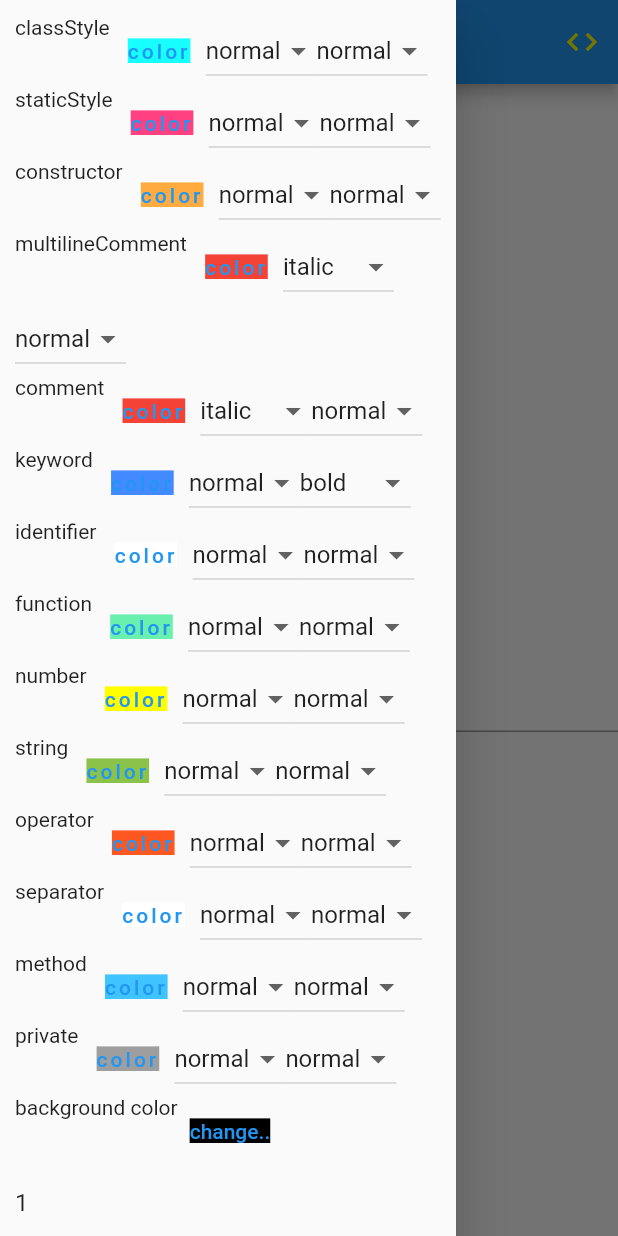
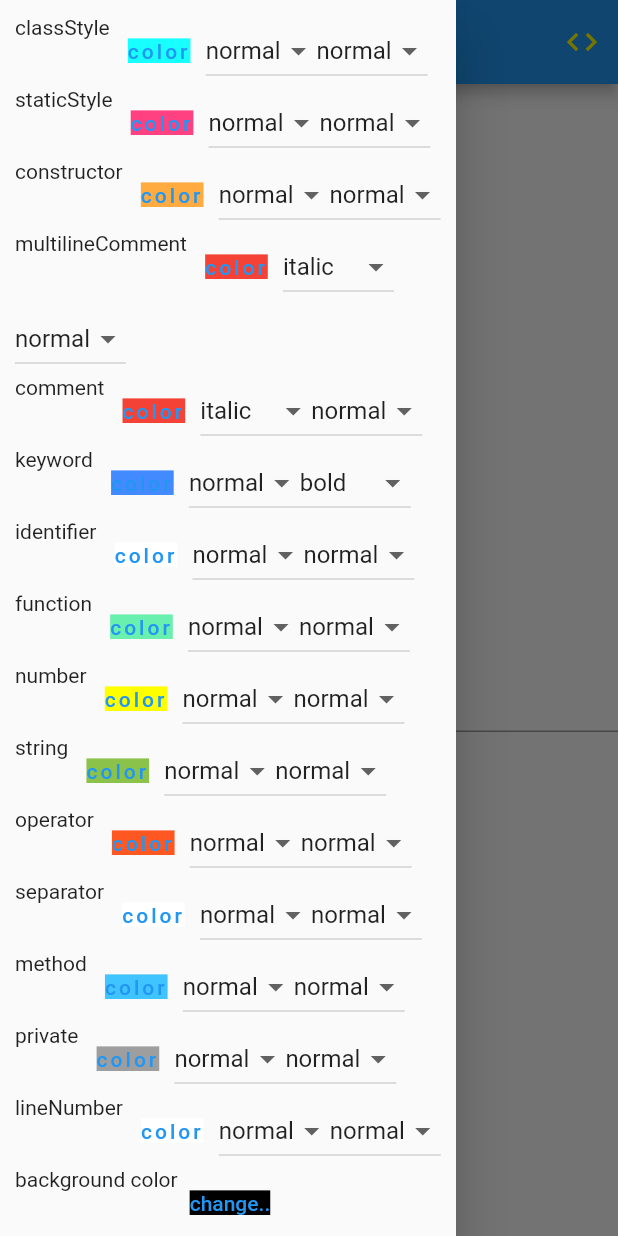
Before and after one commit to ssrajputtheboss/any_syntax_highlighter, a Flutter app: the screen it shows after launch, with the side drawer open, on a phone screen of 412 x 824 dp. Run offline on Flutter 3.47's test engine with Material 2 defaults, Android fonts, the phone set to English and light mode, and no system bars; our stand-ins replace flutter_colorpicker, google_fonts.

Commit message:
added one theme && added lineNumbers to example app

```diff
--- a/example/lib/main.dart
+++ b/example/lib/main.dart
@@ -1,6 +1,7 @@
 import 'dart:ui';
 import 'package:any_syntax_highlighter/any_syntax_highlighter.dart';
 import 'package:any_syntax_highlighter/themes/any_syntax_highlighter_theme.dart';
+import 'package:any_syntax_highlighter/themes/any_syntax_highlighter_theme_collection.dart';
 import 'package:flutter/cupertino.dart';
 import 'package:flutter/foundation.dart';
 import 'package:flutter/material.dart';
@@ -74,6 +75,10 @@ class _MainApp extends State<MainApp> {
           lineNumbers: Props.lineNumbers,
           useGoogleFont: Props.useGoogleFont,
           theme: AnySyntaxHighlighterTheme(
+            lineNumber: TextStyle(
+                color: _theme['lineNumber']?.color,
+                fontWeight: fontWeights[_theme['lineNumber']?.weight],
+                fontStyle: fontStyles[_theme['lineNumbers']?.style]),
             classStyle: TextStyle(
                 color: _theme['classStyle']?.color,
                 fontWeight: fontWeights[_theme['classStyle']?.weight]!,
@@ -187,6 +192,8 @@ class _MainApp extends State<MainApp> {
                         content: AnySyntaxHighlighter(
                             generateThemeCode(_theme, _bgColor),
                             useKeywordsSet: const {'dart'},
+                            theme: AnySyntaxHighlighterThemeCollection
+                                .freeLineTheme(),
                             isSelectableText: true),
                       );
                     }),
@@ -358,7 +365,7 @@ class _MainApp extends State<MainApp> {
               ),
               TextField(
                 decoration: const InputDecoration(hintText: 'GoogleFontName'),
-                enabled: false,
+                //enabled: false,
                 maxLines: 1,
                 minLines: 1,
                 onSubmitted: (value) {
@@ -423,7 +430,8 @@ class _MainApp extends State<MainApp> {
       'operator': Props(Colors.deepOrange, 'normal', 'normal'),
       'separator': Props(Colors.white, 'normal', 'normal'),
       'method': Props(Colors.lightBlueAccent, 'normal', 'normal'),
-      'private': Props(Colors.grey, 'normal', 'normal')
+      'private': Props(Colors.grey, 'normal', 'normal'),
+      'lineNumber': Props(Colors.white, 'normal', 'normal')
     };
   }
 }
--- a/lib/themes/any_syntax_highlighter_theme_collection.dart
+++ b/lib/themes/any_syntax_highlighter_theme_collection.dart
@@ -5,6 +5,7 @@ collection of default themes
 import 'dart:ui';
 import 'package:any_syntax_highlighter/themes/any_syntax_highlighter_theme.dart';
 import 'package:flutter/cupertino.dart';
+import 'package:flutter/material.dart';
 
 /// default themes provided by this package
 class AnySyntaxHighlighterThemeCollection {
@@ -108,6 +109,42 @@ class AnySyntaxHighlighterThemeCollection {
       private: TextStyle(
         color: Color.fromRGBO(77, 57, 57, 1),
       ),
+      lineNumber: TextStyle(color: Colors.white),
       boxDecoration: BoxDecoration(color: Color.fromRGBO(255, 255, 255, 0)),
       fontFeatures: [FontFeature.slashedZero()]);
+
+  /// freeLine theme
+  static AnySyntaxHighlighterTheme freeLineTheme() {
+    const black = TextStyle(
+      color: Colors.black,
+    );
+    const blackNBold =
+        TextStyle(color: Colors.black, fontWeight: FontWeight.bold);
+    const comment = TextStyle(
+      color: Color.fromRGBO(128, 119, 118, 1),
+      fontStyle: FontStyle.italic,
+    );
+    return const AnySyntaxHighlighterTheme(
+        classStyle: black,
+        staticStyle: black,
+        constructor: black,
+        multilineComment: comment,
+        comment: comment,
+        keyword: blackNBold,
+        identifier: black,
+        function: black,
+        number: TextStyle(
+          color: Color.fromRGBO(99, 196, 178, 1),
+        ),
+        string: TextStyle(
+          color: Color.fromRGBO(194, 34, 36, 1),
+        ),
+        operator: black,
+        separator: black,
+        method: black,
+        private: black,
+        lineNumber: TextStyle(color: Colors.black),
+        boxDecoration: BoxDecoration(color: Color.fromRGBO(239, 245, 244, 1)),
+        fontFeatures: [FontFeature.slashedZero()]);
+  }
 }
--- a/lib/utils/common_keywords.dart
+++ b/lib/utils/common_keywords.dart
@@ -30,6 +30,11 @@ class Keywords {
     }
     return false;
   }
+
+  /// check if a key exists in keywords map, return true if exists otherwise false
+  /// for ex `Keywords.exists('java') will return true`
+  static bool exists(String key) =>
+      _keywords.containsKey(key) || userKeywords.containsKey(key);
 
   /// default keywords sets provided by this package
   static const _keywords = {
```
Also changed, not shown: example/pubspec.lock.
